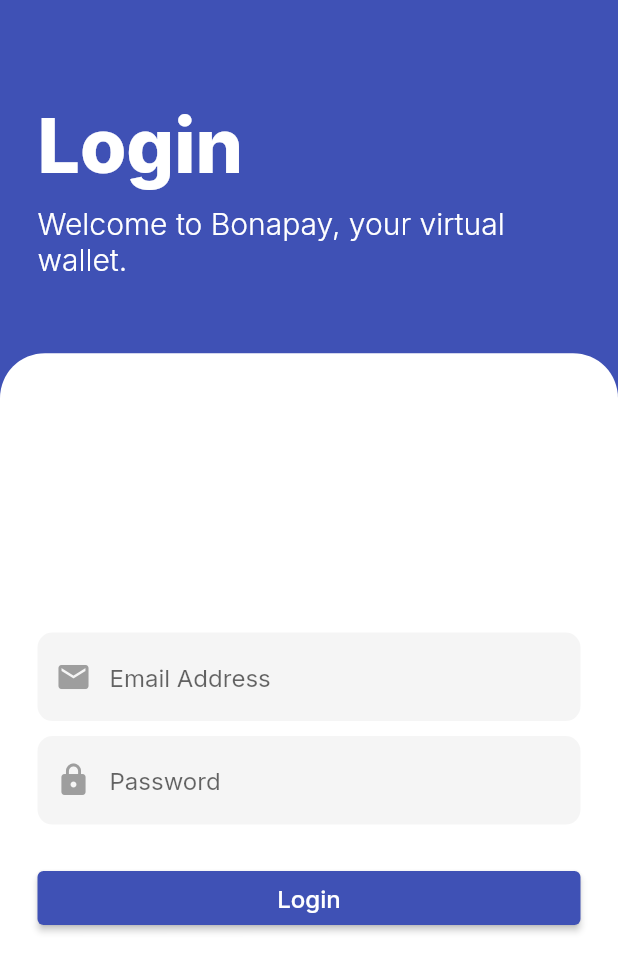
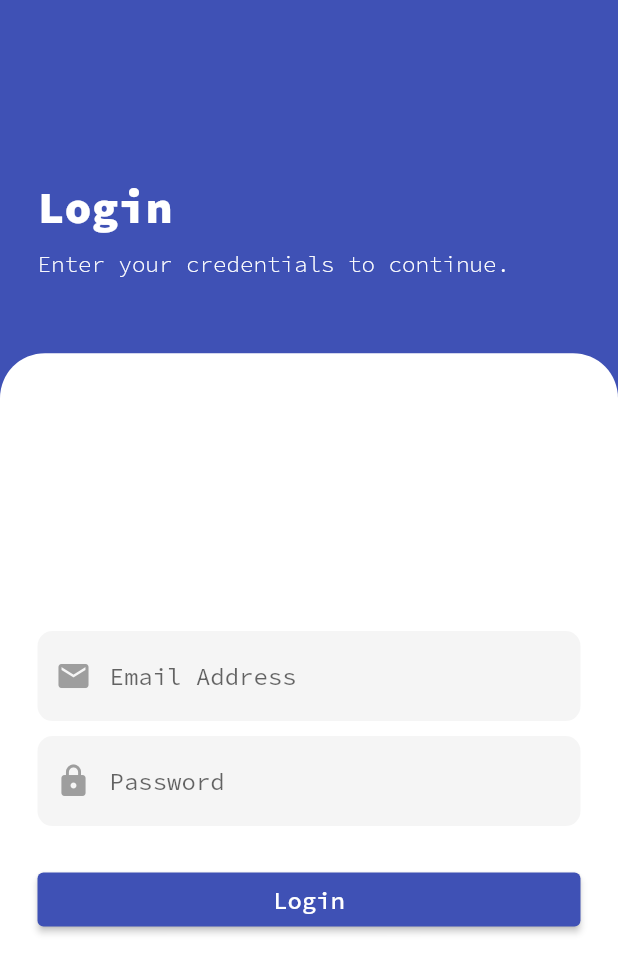
Before and after one commit to riaacordero/OOP-Module-2-Exam, a Flutter app: the screen it shows after launch, after a tap on "Login", on a phone screen of 412 x 824 dp. Shown: the top 974 px of the screen. Run offline on Flutter 3.47's test engine with Material 2 defaults, Android fonts, the phone set to English and light mode, and no system bars; our stand-ins replace google_fonts.

```diff
--- a/my_app/lib/database/accounts.dart
+++ b/my_app/lib/database/accounts.dart
@@ -2,9 +2,8 @@ class Accounts {
   String user;
   String accNumber; //max 11 char
   double balance;
-  int cardColor;
 
-  Accounts(this.user, this.accNumber, this.balance, this.cardColor);
+  Accounts(this.user, this.accNumber, this.balance);
 }
 
 List<Accounts> accounts = accountsData
@@ -13,7 +12,6 @@ List<Accounts> accounts = accountsData
           item['user'] as String,
           item['accNumber'] as String,
           item['balance'] as double,
-          item['cardColor'] as int,
     ),).toList();
 
 var accountsData = [
--- a/my_app/lib/login.dart
+++ b/my_app/lib/login.dart
@@ -33,14 +33,14 @@ class Login extends StatelessWidget {
                           Text("Login",
                               style: TextStyle(
                                 color: Colors.white,
-                                fontSize: 50,
-                                fontWeight: FontWeight.w800,
+                                fontSize: 30,
+                                fontWeight: FontWeight.w900,
                               )),
                           SizedBox(height: 10),
-                          Text("Welcome to Bonapay, your virtual wallet.",
+                          Text("Enter your credentials to continue.",
                               style: TextStyle(
                                   color: Colors.white,
-                                  fontSize: 20,
+                                  fontSize: 15,
                                   fontWeight: FontWeight.w300
                               )
                           )
--- a/my_app/lib/main.dart
+++ b/my_app/lib/main.dart
@@ -1,6 +1,7 @@
 import 'package:flutter/material.dart';
 import 'package:google_fonts/google_fonts.dart';
 import 'package:my_app/auth.dart';
+
 void main() {
   runApp(MyApp());
 }
@@ -12,10 +13,9 @@ class MyApp extends StatelessWidget {
     return MaterialApp(
       title: 'Flutter Demo',
       theme: ThemeData(
-        textTheme: GoogleFonts.interTextTheme(
-          Theme.of(context).textTheme),
+        textTheme:
+            GoogleFonts.sourceCodeProTextTheme(Theme.of(context).textTheme),
         primarySwatch: Colors.indigo,
-
       ),
       home: AuthScreen(),
       debugShowCheckedModeBanner: false,
```
Also changed, not shown: my_app/lib/home_screen.dart (+8 -5 lines).
